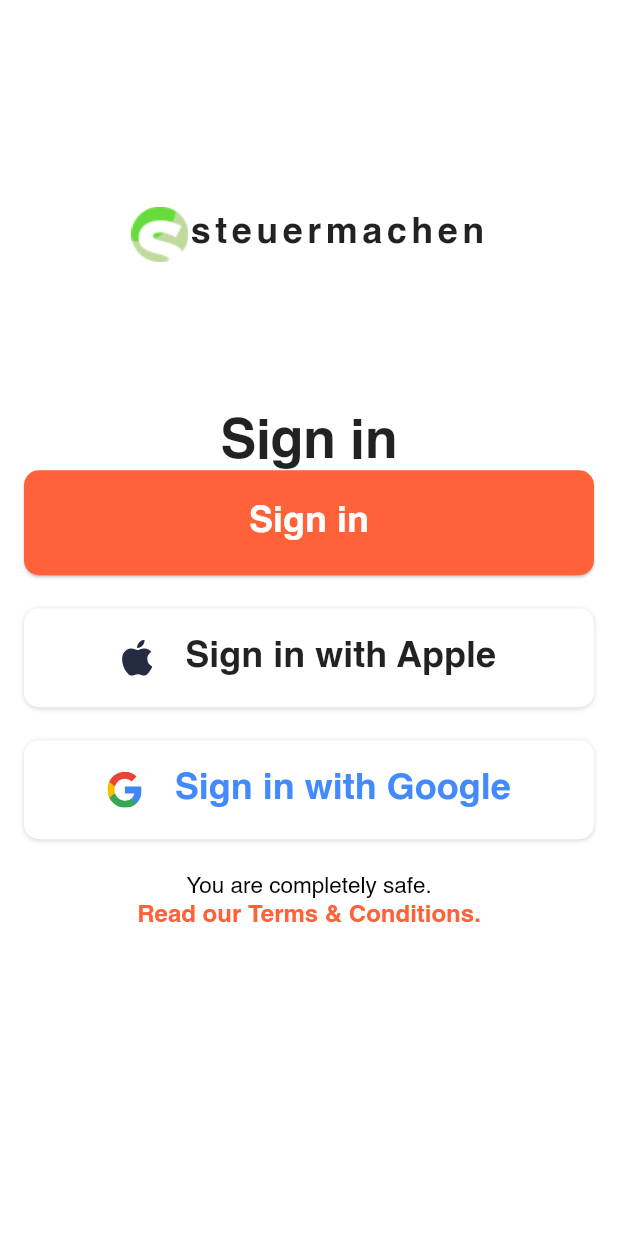
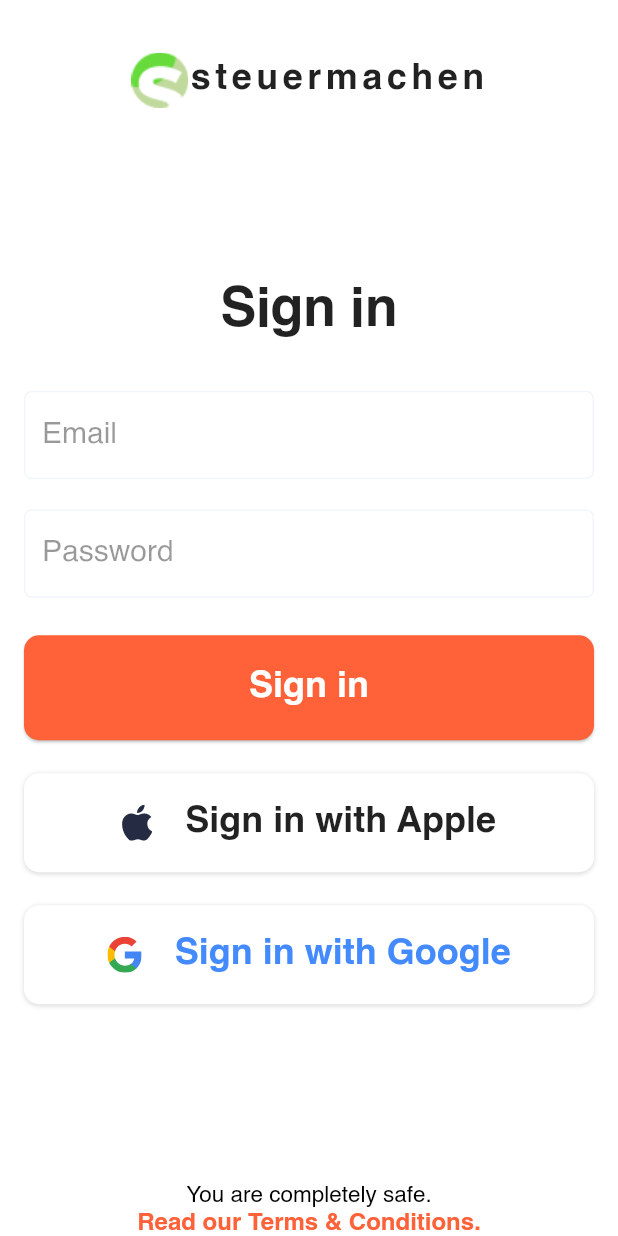
Before and after one commit to gbklegal/steuermachen-app, a Flutter app: the SignInScreen screen opened by its route, on a phone screen of 412 x 824 dp. Run offline on Flutter 3.47's test engine with Material 2 defaults, Android fonts, the phone set to English and light mode, and no system bars; our stand-ins replace flutter_svg.

Commit message:
* Signin screen completed

```diff
--- a/lib/constants/colors/color_constants.dart
+++ b/lib/constants/colors/color_constants.dart
@@ -3,6 +3,7 @@
 class ColorConstants {
   static const Color primary = Color(0xffFF6138);
   static const Color body = Color(0xffffffff);
+  static const Color formFieldBackground = Color(0xffF1F6FC);
   static const Color mediumGrey = Color(0xffDEDEDE);
   static const Color black = Color(0xff000000);
   static const Color white = Color(0xffffffff);
--- a/lib/constants/strings/string_constants.dart
+++ b/lib/constants/strings/string_constants.dart
@@ -6,7 +6,8 @@
   static const String onboardingText_2 = "100 %";
   static const String onboarding_3 = "Every 5th tax assessment is incorrect";
   static const String onboardingText_3 = "5";
-  static const String onboarding_4 = "Every third taxpayer thinks it's not worth it";
+  static const String onboarding_4 =
+      "Every third taxpayer thinks it's not worth it";
   static const String onboardingText_4 = "3";
   static const String skip = "Skip";
   static const String deutsch = "Deutsch";
@@ -17,7 +18,10 @@
   static const String calculateYourPrice = "Calculate your Price";
   static const String getStartedText_1 = "Find your Tax\nreturn expert\nnow";
   static const String signInTermsAndCondition_1 = "You are completely safe.";
-  static const String signInTermsAndCondition_2 = "Read our Terms & Conditions.";
-    static const String appleSignIn = "Sign in with Apple";
-    static const String googleSignIn = "Sign in with Google";
+  static const String signInTermsAndCondition_2 =
+      "Read our Terms & Conditions.";
+  static const String appleSignIn = "Sign in with Apple";
+  static const String googleSignIn = "Sign in with Google";
+  static const String email = "Email";
+  static const String password = "Password";
 }
--- a/lib/screens/auth/signin_screen.dart
+++ b/lib/screens/auth/signin_screen.dart
@@ -17,18 +17,34 @@
           child: Column(
             children: [
               const SizedBox(height: 35),
-              Expanded(child: _logo(context)),
+              _logo(context),
+              const Expanded(child: SizedBox(height: 35)),
               _signin(context),
+              const SizedBox(height: 35),
+              TextFormField(
+                decoration: const InputDecoration(
+                  label: Text(StringConstants.email),
+                   fillColor: ColorConstants.white
+                ),
+              ),
+              const SizedBox(height: 20),
+              TextFormField(
+                decoration: const InputDecoration(
+                  label: Text(StringConstants.password),
+                  fillColor: ColorConstants.white
+                ),
+              ),
+              const SizedBox(height: 25),
               _singInButton(context, StringConstants.signIn, () {}),
               const SizedBox(height: 22),
               _signInOptions(
                   context, AssetConstants.icApple, StringConstants.appleSignIn),
               const SizedBox(height: 22),
-              _signInOptions(
-                  context, AssetConstants.icGoogle, StringConstants.googleSignIn,
+              _signInOptions(context, AssetConstants.icGoogle,
+                  StringConstants.googleSignIn,
                   textColor: Colors.blueAccent),
-              const SizedBox(height: 22),
-              Expanded(child: _richText(context))
+              const Expanded(child: SizedBox(height: 22)),
+              _richText(context)
             ],
           ),
         ),
@@ -53,7 +69,10 @@
       child: Row(
         mainAxisAlignment: MainAxisAlignment.center,
         children: [
-          SvgPicture.asset(assetName, height: 24,),
+          SvgPicture.asset(
+            assetName,
+            height: 24,
+          ),
           const SizedBox(width: 22),
           Text(
             btnText,
```
Also changed, not shown: lib/main.dart (+47 -18 lines), 3 other files.
